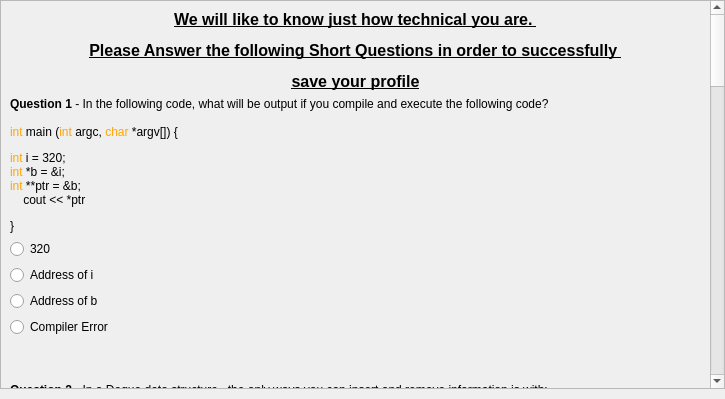
zcharli/carleton-student-project-partner-finder, file ProfileManagement/codingwidget.ui: the form before one commit.
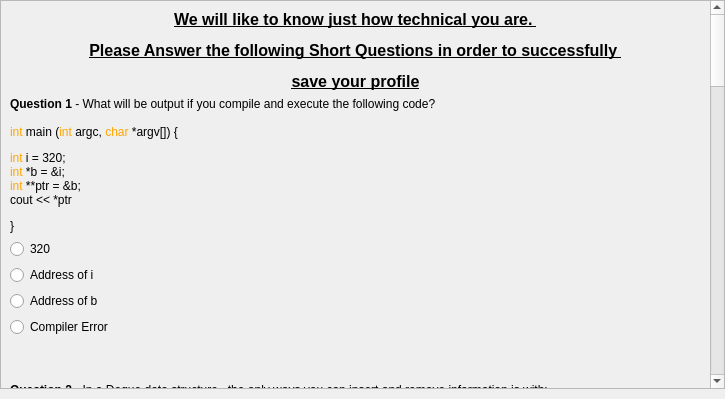
The form after the commit.

```diff
--- a/ProfileManagement/codingwidget.ui
+++ b/ProfileManagement/codingwidget.ui
@@ -41,9 +41,9 @@
       <property name="geometry">
        <rect>
         <x>0</x>
-        <y>-1649</y>
+        <y>0</y>
         <width>707</width>
-        <height>2142</height>
+        <height>2125</height>
        </rect>
       </property>
       <layout class="QVBoxLayout" name="verticalLayout_2">
@@ -68,7 +68,7 @@
        <item>
         <widget class="QLabel" name="lblQ1">
          <property name="text">
-          <string>&lt;html&gt;&lt;head/&gt;&lt;body&gt;&lt;p&gt;&lt;span style=&quot; font-weight:600;&quot;&gt;Question 1&lt;/span&gt; - In the following code, what will be output if you compile and execute the following code?&lt;br/&gt;&lt;br/&gt;&lt;span style=&quot; color:#ffa500;&quot;&gt;int&lt;/span&gt; main (&lt;span style=&quot; color:#ffa500;&quot;&gt;int&lt;/span&gt; argc, &lt;span style=&quot; color:#ffa500;&quot;&gt;char&lt;/span&gt; *argv[]) {&lt;/p&gt;&lt;p&gt;&lt;span style=&quot; color:#ffa500;&quot;&gt;int&lt;/span&gt; i = 320;&lt;br/&gt;&lt;span style=&quot; color:#ffa500;&quot;&gt;int&lt;/span&gt; *b = &amp;amp;i;&lt;br/&gt;&lt;span style=&quot; color:#ffa500;&quot;&gt;int&lt;/span&gt; **ptr = &amp;amp;b;&lt;br/&gt;    cout &amp;lt;&amp;lt; *ptr&lt;/p&gt;&lt;p&gt;}&lt;/p&gt;&lt;/body&gt;&lt;/html&gt;</string>
+          <string>&lt;html&gt;&lt;head/&gt;&lt;body&gt;&lt;p&gt;&lt;span style=&quot; font-weight:600;&quot;&gt;Question 1&lt;/span&gt; - What will be output if you compile and execute the following code?&lt;br/&gt;&lt;br/&gt;&lt;span style=&quot; color:#ffa500;&quot;&gt;int&lt;/span&gt; main (&lt;span style=&quot; color:#ffa500;&quot;&gt;int&lt;/span&gt; argc, &lt;span style=&quot; color:#ffa500;&quot;&gt;char&lt;/span&gt; *argv[]) {&lt;/p&gt;&lt;p&gt;&lt;span style=&quot; color:#ffa500;&quot;&gt;int&lt;/span&gt; i = 320;&lt;br/&gt;&lt;span style=&quot; color:#ffa500;&quot;&gt;int&lt;/span&gt; *b = &amp;amp;i;&lt;br/&gt;&lt;span style=&quot; color:#ffa500;&quot;&gt;int&lt;/span&gt; **ptr = &amp;amp;b;&lt;br/&gt;    cout &amp;lt;&amp;lt; *ptr&lt;/p&gt;&lt;p&gt;}&lt;/p&gt;&lt;/body&gt;&lt;/html&gt;</string>
          </property>
          <property name="wordWrap">
           <bool>true</bool>
```
